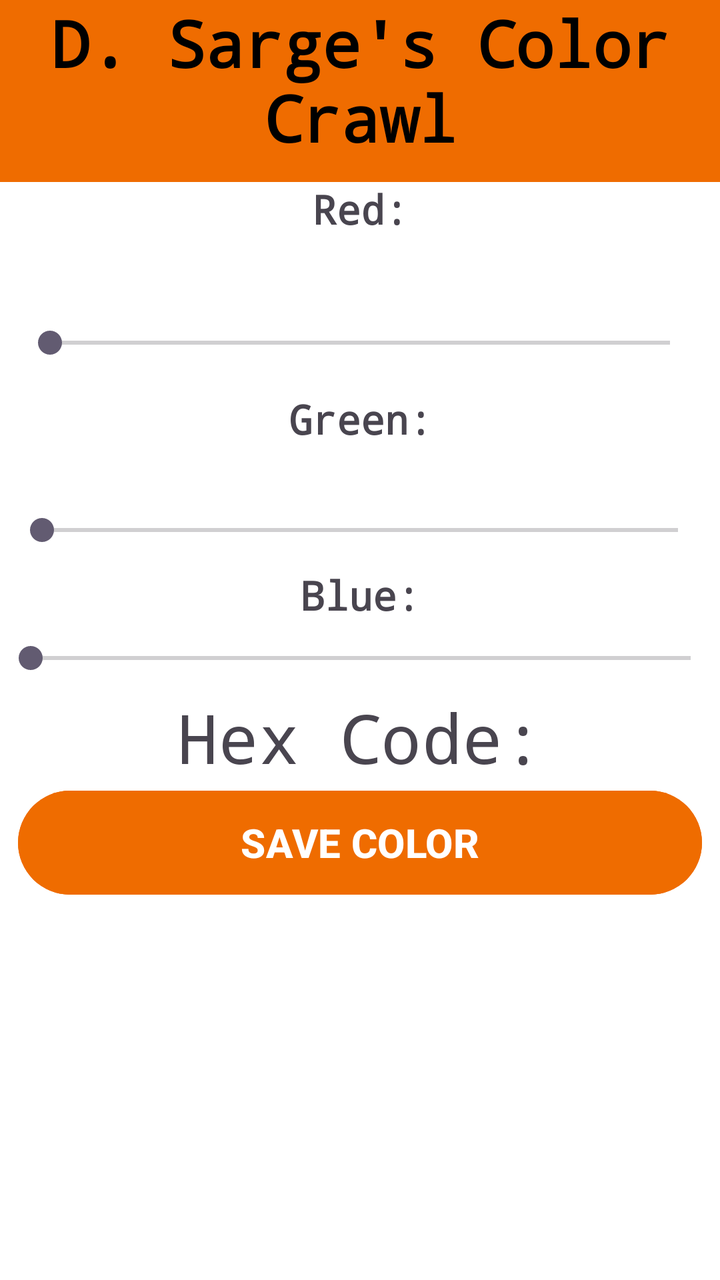
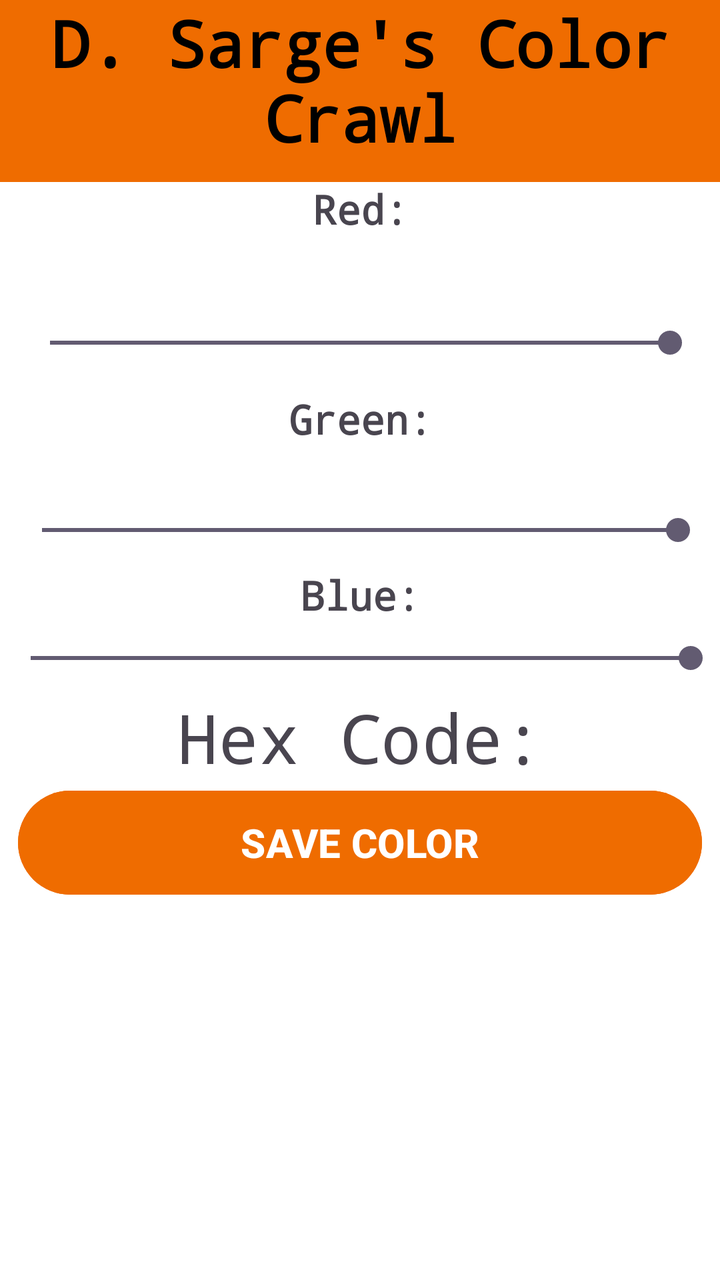

Before-and-after screenshots of an Android layout around one commit, followed by the original layout XML and the change that was made.
<!-- AndroidManifest.xml: application theme Theme.Homework02_Program1 -->
<!-- res/layout/activity_main.xml -->
<?xml version="1.0" encoding="utf-8"?>
<androidx.constraintlayout.widget.ConstraintLayout xmlns:android="http://schemas.android.com/apk/res/android"
    xmlns:app="http://schemas.android.com/apk/res-auto"
    xmlns:tools="http://schemas.android.com/tools"
    android:id="@+id/main_vert_layout"
    android:layout_width="match_parent"
    android:layout_height="match_parent"
    android:background="#FFFFFF"
    tools:context=".MainActivity">

    <TextView
        android:id="@+id/tv_title"
        android:layout_width="417dp"
        android:layout_height="91dp"
        android:background="#EF6C00"
        android:fontFamily="monospace"
        android:text="D. Sarge's Color Crawl"
        android:textAlignment="center"
        android:textColor="#000000"
        android:textSize="32sp"
        android:textStyle="bold"
        android:typeface="normal"
        app:layout_constraintBottom_toTopOf="@+id/tv_main_red"
        app:layout_constraintEnd_toEndOf="parent"
        app:layout_constraintStart_toStartOf="parent"
        app:layout_constraintTop_toTopOf="parent" />

    <TextView
        android:id="@+id/tv_main_red"
        android:layout_width="404dp"
        android:layout_height="56dp"
        android:fontFamily="monospace"
        android:text="Red:"
        android:textAlignment="center"
        android:textSize="20sp"
        android:textStyle="bold"
        app:layout_constraintBottom_toTopOf="@+id/sb_main_red"
        app:layout_constraintEnd_toEndOf="parent"
        app:layout_constraintStart_toStartOf="parent"
        app:layout_constraintTop_toBottomOf="@+id/tv_title" />

    <SeekBar
        android:id="@+id/sb_main_red"
        android:layout_width="342dp"
        android:layout_height="49dp"
        android:max="255"
        app:layout_constraintBottom_toTopOf="@+id/tv_main_green"
        app:layout_constraintEnd_toEndOf="parent"
        app:layout_constraintStart_toStartOf="parent"
        app:layout_constraintTop_toBottomOf="@+id/tv_main_red" />

    <TextView
        android:id="@+id/tv_main_green"
        android:layout_width="406dp"
        android:layout_height="52dp"
        android:fontFamily="monospace"
        android:text="Green:"
        android:textAlignment="center"
        android:textSize="20sp"
        android:textStyle="bold"
        app:layout_constraintBottom_toTopOf="@+id/sb_main_green"
        app:layout_constraintEnd_toEndOf="parent"
        app:layout_constraintStart_toStartOf="parent"
        app:layout_constraintTop_toBottomOf="@+id/sb_main_red" />

    <SeekBar
        android:id="@+id/sb_main_green"
        android:layout_width="350dp"
        android:layout_height="34dp"
        android:layout_marginBottom="30dp"
        android:max="255"
        app:layout_constraintBottom_toTopOf="@+id/sb_main_blue"
        app:layout_constraintEnd_toEndOf="parent"
        app:layout_constraintStart_toStartOf="parent"
        app:layout_constraintTop_toBottomOf="@+id/tv_main_green" />

    <TextView
        android:id="@+id/tv_main_blue"
        android:layout_width="412dp"
        android:layout_height="53dp"
        android:layout_marginBottom="7dp"
        android:fontFamily="monospace"
        android:text="Blue:"
        android:textAlignment="center"
        android:textSize="20sp"
        android:textStyle="bold"
        app:layout_constraintBottom_toBottomOf="@+id/sb_main_blue"
        app:layout_constraintEnd_toEndOf="parent"
        app:layout_constraintStart_toStartOf="parent"
        app:layout_constraintTop_toBottomOf="@+id/sb_main_green" />

    <SeekBar
        android:id="@+id/sb_main_blue"
        android:layout_width="362dp"
        android:layout_height="34dp"
        android:max="255"
        app:layout_constraintBottom_toTopOf="@+id/tv_main_hex"
        app:layout_constraintEnd_toEndOf="parent"
        app:layout_constraintHorizontal_bias="0.593"
        app:layout_constraintStart_toStartOf="parent"
        app:layout_constraintTop_toBottomOf="@+id/sb_main_green" />

    <TextView
        android:id="@+id/tv_main_hex"
        android:layout_width="0dp"
        android:layout_height="wrap_content"
        android:fontFamily="monospace"
        android:text="Hex Code:"
        android:textAlignment="center"
        android:textSize="34sp"
        app:layout_constraintBottom_toTopOf="@+id/btn_main_save"
        app:layout_constraintEnd_toEndOf="parent"
        app:layout_constraintStart_toStartOf="parent"
        app:layout_constraintTop_toBottomOf="@+id/sb_main_blue" />

    <Button
        android:id="@+id/btn_main_save"
        android:layout_width="342dp"
        android:layout_height="60dp"
        android:layout_marginStart="70dp"
        android:layout_marginEnd="70dp"
        android:backgroundTint="#EF6C00"
        android:capitalize="none"
        android:text="Save Color"
        android:textAlignment="center"
        android:textAllCaps="true"
        android:textColorLink="#CA1414"
        android:textSize="20sp"
        android:textStyle="bold"
        app:layout_constraintBottom_toTopOf="@+id/lv_main_colors"
        app:layout_constraintEnd_toEndOf="parent"
        app:layout_constraintStart_toStartOf="parent"
        app:layout_constraintTop_toBottomOf="@+id/tv_main_hex" />

    <ListView
        android:id="@+id/lv_main_colors"
        android:layout_width="0dp"
        android:layout_height="0dp"
        android:layout_marginBottom="1dp"
        app:layout_constraintBottom_toBottomOf="parent"
        app:layout_constraintEnd_toEndOf="parent"
        app:layout_constraintStart_toStartOf="parent"
        app:layout_constraintTop_toBottomOf="@+id/btn_main_save" />

</androidx.constraintlayout.widget.ConstraintLayout>
<!-- resources referenced by this layout -->
<resources>
  <style name="Theme.Homework02_Program1" parent="Base.Theme.Homework02_Program1" />
  <style name="Base.Theme.Homework02_Program1" parent="Theme.Material3.DayNight.NoActionBar">
          
          
      </style>
</resources>

<!-- the commit's change to res/layout/activity_main.xml (unified diff, before → after) -->
@@ -44,6 +44,7 @@
         android:layout_width="342dp"
         android:layout_height="49dp"
         android:max="255"
+        android:progress="255"
         app:layout_constraintBottom_toTopOf="@+id/tv_main_green"
         app:layout_constraintEnd_toEndOf="parent"
         app:layout_constraintStart_toStartOf="parent"
@@ -69,6 +70,7 @@
         android:layout_height="34dp"
         android:layout_marginBottom="30dp"
         android:max="255"
+        android:progress="255"
         app:layout_constraintBottom_toTopOf="@+id/sb_main_blue"
         app:layout_constraintEnd_toEndOf="parent"
         app:layout_constraintStart_toStartOf="parent"
@@ -94,6 +96,7 @@
         android:layout_width="362dp"
         android:layout_height="34dp"
         android:max="255"
+        android:progress="255"
         app:layout_constraintBottom_toTopOf="@+id/tv_main_hex"
         app:layout_constraintEnd_toEndOf="parent"
         app:layout_constraintHorizontal_bias="0.593"
